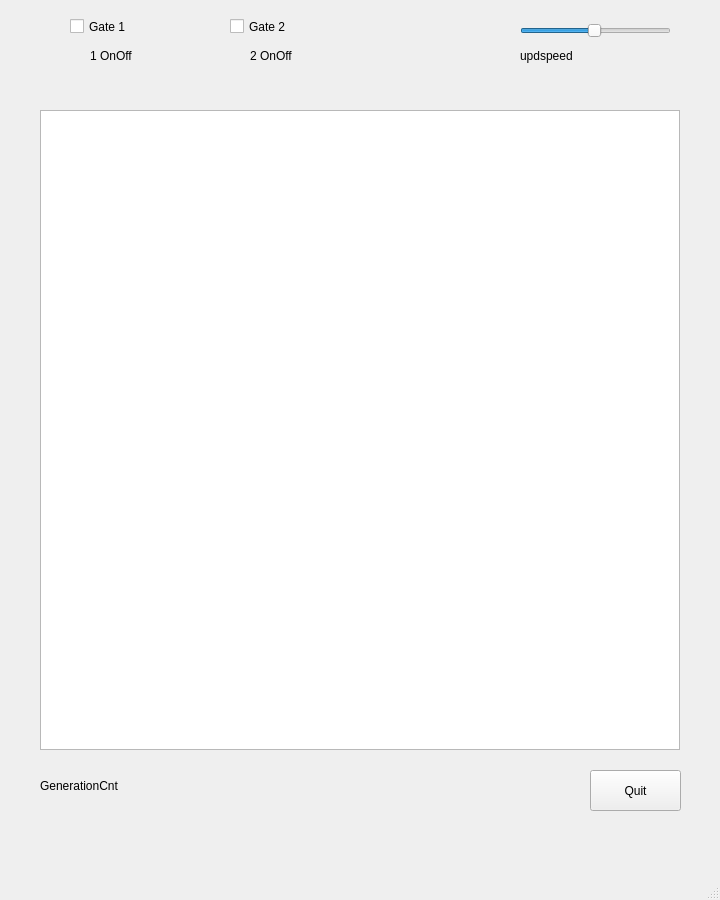
Qt form qt/GoL_004/mainwindow.ui (dsyleixa/RaspberryPi) before a commit.
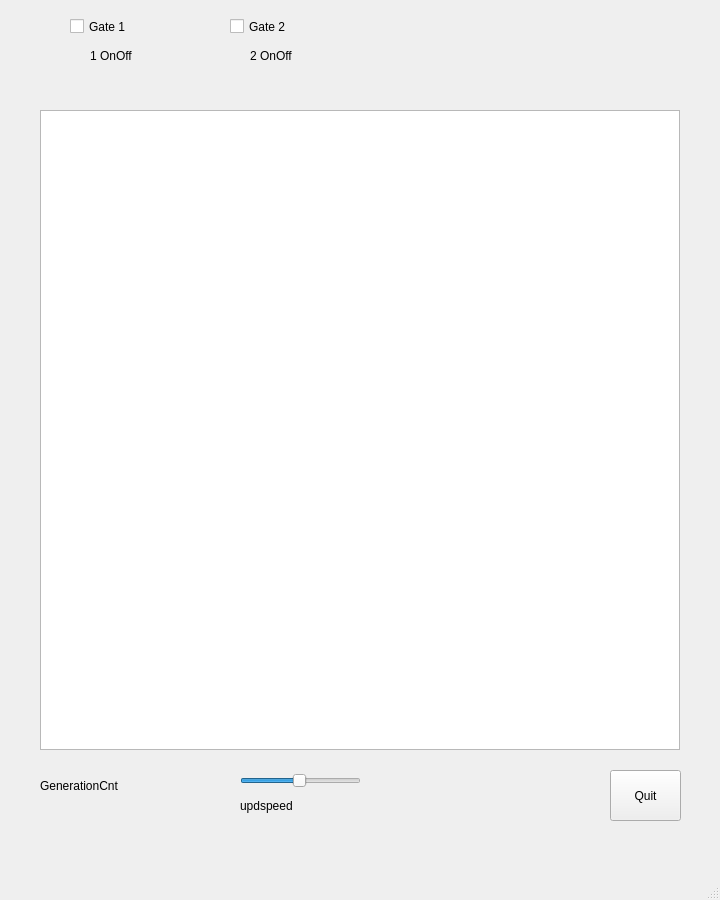
The same form after that commit.

Diff of the .ui file:
```diff
--- a/qt/GoL_004/mainwindow.ui
+++ b/qt/GoL_004/mainwindow.ui
@@ -27,10 +27,10 @@
    <widget class="QPushButton" name="pushButton">
     <property name="geometry">
      <rect>
-      <x>590</x>
+      <x>610</x>
       <y>770</y>
-      <width>91</width>
-      <height>41</height>
+      <width>71</width>
+      <height>51</height>
      </rect>
     </property>
     <property name="text">
@@ -40,9 +40,9 @@
    <widget class="QSlider" name="SliderUpdateSpeed">
     <property name="geometry">
      <rect>
-      <x>520</x>
-      <y>20</y>
-      <width>151</width>
+      <x>240</x>
+      <y>770</y>
+      <width>121</width>
       <height>21</height>
      </rect>
     </property>
@@ -71,9 +71,9 @@
    <widget class="QLabel" name="labelUpdspeed">
     <property name="geometry">
      <rect>
-      <x>520</x>
-      <y>40</y>
-      <width>151</width>
+      <x>240</x>
+      <y>790</y>
+      <width>121</width>
       <height>31</height>
      </rect>
     </property>
@@ -138,7 +138,7 @@
      <rect>
       <x>40</x>
       <y>770</y>
-      <width>191</width>
+      <width>171</width>
       <height>31</height>
      </rect>
     </property>
```
